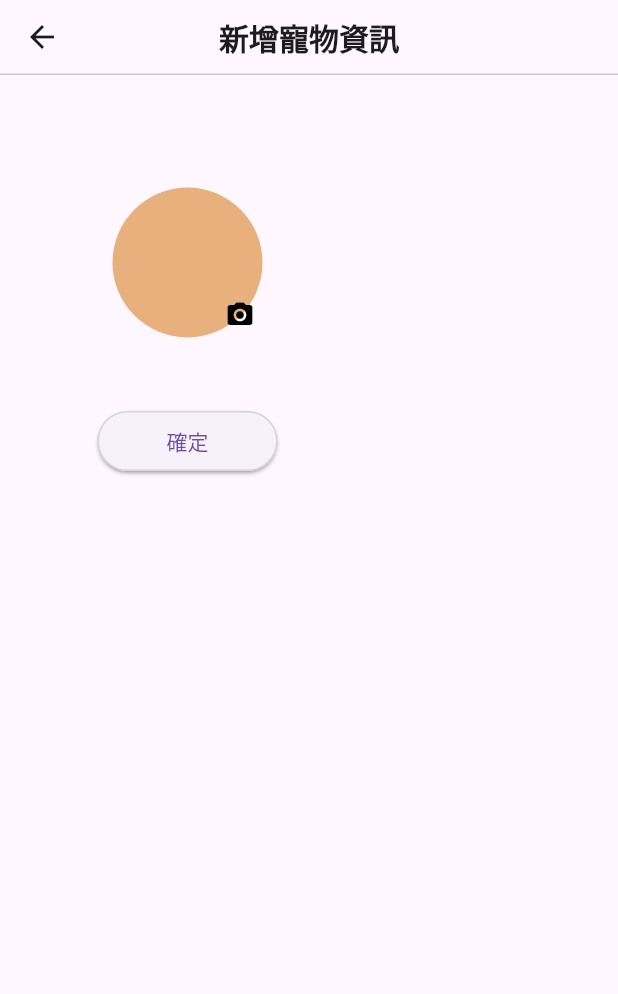
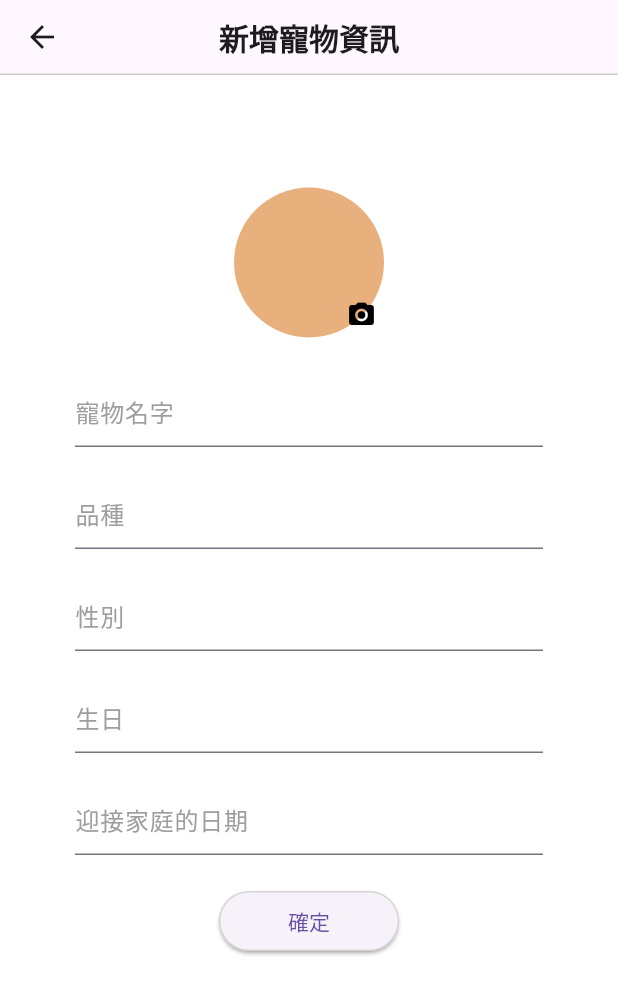
Before and after one commit to LucyHsieh1013/Pet_Diary_App, a Flutter app: the AddPetForm screen opened by its route, on a phone screen of 412 x 824 dp. Shown: the top 994 px of the screen. Run offline on Flutter 3.47's test engine with Material 3 defaults, Android fonts, the phone set to English and light mode, and no system bars.

```diff
--- a/lib/main.dart
+++ b/lib/main.dart
@@ -6,9 +6,9 @@ import 'package:test_app/screens/login/VerificationPage.dart';
 import 'package:test_app/screens/login/ResetPasswd.dart';
 
 import 'package:test_app/screens/app_page/NavController.dart';
-import 'package:test_app/screens/app_page/SettingPage.dart';
+import 'package:test_app/screens/app_page/appbar/SettingPage.dart';
 import 'package:test_app/screens/app_page/component/AddPetForm.dart';
-import 'package:test_app/screens/app_page/PetPage.dart';
+import 'package:test_app/screens/app_page/pet/PetPage.dart';
 
 
 void main() {
--- a/lib/screens/app_page/component/AddPetForm.dart
+++ b/lib/screens/app_page/component/AddPetForm.dart
@@ -1,5 +1,5 @@
 import 'package:flutter/material.dart';
-// import 'package:test_app/screens/component/defaultTextField.dart';
+import 'package:test_app/screens/component/defaultTextField.dart';
 import 'package:test_app/screens/app_page/component/PetImg.dart';
 import 'package:test_app/screens/component/defaultButton.dart';
 import 'package:test_app/screens/component/defaultContainer.dart';
@@ -16,6 +16,7 @@ class AddPetFormState extends State<AddPetForm> {
   @override
   Widget build(BuildContext context) {
     return ScrollableScaffold(
+      backgroundColor: Colors.white,
       appBar: AppBar(
         title: Text(
           '新增寵物資訊',
@@ -38,15 +39,15 @@ class AddPetFormState extends State<AddPetForm> {
         child: Column(
           children: [
             PetImage(imgUrl: '', Iconbutton: true,),//''填圖片路徑，預設為icon
-            // CustomTextField(hintText: '寵物名字'),
-            // SizedBox(height: 20),
-            // CustomTextField(hintText: '品種'),
-            // SizedBox(height: 20),
-            // CustomTextField(hintText: '性別'),
-            // SizedBox(height: 20),
-            // CustomTextField(hintText: '生日'),
-            // SizedBox(height: 20),
-            // CustomTextField(hintText: '迎接家庭的日期'),
+            CustomTextField(hintText: '寵物名字', onChanged: (context){},),
+            SizedBox(height: 20),
+            CustomTextField(hintText: '品種', onChanged: (context){},),
+            SizedBox(height: 20),
+            CustomTextField(hintText: '性別', onChanged: (context){},),
+            SizedBox(height: 20),
+            CustomTextField(hintText: '生日', onChanged: (context){},),
+            SizedBox(height: 20),
+            CustomTextField(hintText: '迎接家庭的日期', onChanged: (context){},),
             SizedBox(height: 20),
             CustomButton(
               text: '確定',
--- a/lib/screens/component/defaultContainer.dart
+++ b/lib/screens/component/defaultContainer.dart
@@ -36,17 +36,28 @@ class ScrollableScaffold  extends StatelessWidget {
   final Widget? appBar;
   final Widget body;
   final Widget? floatingActionButton;
+  final double borderRadius;
+  final Color backgroundColor;
+
 
   const ScrollableScaffold ({
     Key? key,
     this.appBar,
     required this.body,
     this.floatingActionButton,
+    this.borderRadius = 0,
+    this.backgroundColor = Colors.white
   }):super(key: key);
 
   @override
   Widget build(BuildContext context) {
-    return Scaffold(
+    return ClipRRect(
+      borderRadius: BorderRadius.all(
+        Radius.circular(borderRadius), // 設置頂部圓角
+      ),
+
+      child: Scaffold(
+        backgroundColor: backgroundColor,
         appBar: appBar != null
           ?PreferredSize(
             preferredSize: Size.fromHeight(50),
@@ -54,14 +65,18 @@ class ScrollableScaffold  extends StatelessWidget {
           )
           : null,
           body: SingleChildScrollView(
+            child: IntrinsicHeight(
               child: Padding(
                 padding: const EdgeInsets.all(20),
                 child: body,
               ),
             ),
+          ),
+
           floatingActionButton: floatingActionButton != null
             ?floatingActionButton
             :null,
+      )
     );
   }
 }
```
Also changed, not shown: lib/screens/app_page/Diary/DiaryPage.dart (added, +51 -0 lines), lib/screens/app_page/Diary/floatbtnFirst.dart (renamed from lib/screens/app_page/DiaryPage.dart, +5 -43 lines), lib/screens/app_page/Diary/recordSheet.dart (added, +130 -0 lines), lib/screens/app_page/NavController.dart (+6 -6 lines), lib/screens/app_page/appbar/AppBar.dart (renamed from lib/screens/app_page/AppBar.dart), lib/screens/app_page/appbar/SettingPage.dart (renamed from lib/screens/app_page/SettingPage.dart), lib/screens/app_page/pet/AddPetPage.dart (renamed from lib/screens/app_page/AddPetPage.dart), lib/screens/app_page/pet/PetPage.dart (renamed from lib/screens/app_page/PetPage.dart). Lines whose indentation alone changed are shown as unchanged.
